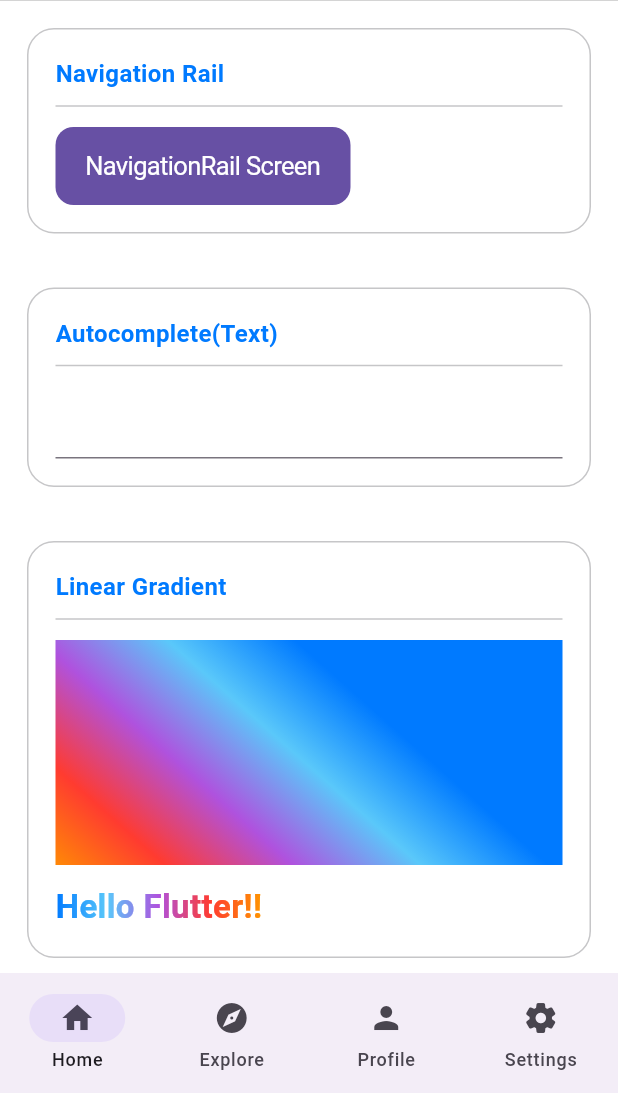
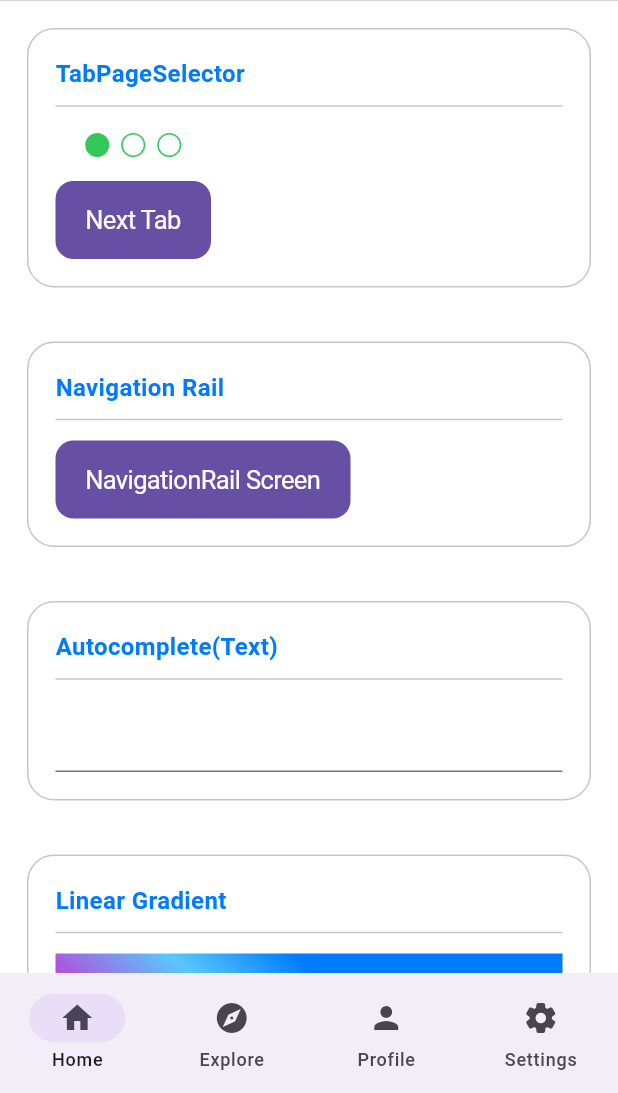
Before and after one commit to darshanpatellr/widget_of_week, a Flutter app: the screen it shows after launch, on a phone screen of 412 x 824 dp, the part 143-1236 px from its top. Run offline on Flutter 3.47's test engine with Material 3 defaults, Android fonts, the phone set to English and light mode, and no system bars; our stand-ins replace fl_chart, flutter_animate, video_player; missing offline and left inert: home_widget.

Commit message:
feat: Add TabPageSelector example
This commit introduces a `TabPageSelector` widget to the home screen to demonstrate its usage.

- Adds a `_tabPageSelector` method to create and display the `TabPageSelector` and a button to cycle through the tabs.
- Implements a `TabController` to manage the state of the selector, ensuring it's properly initialized and disposed.
- Mixes in `TickerProviderStateMixin` to provide the necessary `vsync` for the `TabController`.
- Integrates the new example into the `SliverList` on the `HomeScreen`.

```diff
--- a/lib/main.dart
+++ b/lib/main.dart
@@ -56,16 +56,17 @@ class HomeScreen extends StatefulWidget {
   State<HomeScreen> createState() => _HomeScreenState();
 }
 
-class _HomeScreenState extends State<HomeScreen>
-    with SingleTickerProviderStateMixin {
+class _HomeScreenState extends State<HomeScreen> with TickerProviderStateMixin {
   @override
   void initState() {
+    _controllerTabPage = TabController(length: _numDots, vsync: this);
     _initTweenAnimation();
     super.initState();
   }
 
   @override
   void dispose() {
+    _controllerTabPage.dispose();
     controllerCarousel.dispose();
     _controllerAnimation.dispose();
     super.dispose();
@@ -87,6 +88,7 @@ class _HomeScreenState extends State<HomeScreen>
             CupertinoSliverNavigationBar(largeTitle: Text("Cupertino")),
             SliverList(
               delegate: SliverChildListDelegate([
+                _tabPageSelector(),
                 _navigationRail(),
                 _autocomplete(),
                 _linearGradient(),
@@ -120,6 +122,41 @@ class _HomeScreenState extends State<HomeScreen>
     );
   }
 
+  /// ---------- TabPageSelector ---------- ///
+
+  final int _numDots = 3;
+  late final TabController _controllerTabPage;
+
+  void _incrementTabCounter() {
+    setState(() {
+      (_controllerTabPage.index == _numDots - 1)
+          ? _controllerTabPage.index = 0
+          : _controllerTabPage.index++;
+    });
+  }
+
+  Widget _tabPageSelector() {
+    return ReusableContainer(
+      title: "TabPageSelector",
+      widget: Column(
+        children: [
+          TabPageSelector(
+            controller: _controllerTabPage,
+            indicatorSize: 16,
+            selectedColor: CupertinoColors.activeGreen,
+          ),
+          SizedBox(height: 12),
+          CupertinoButton.filled(
+            child: Text("Next Tab"),
+            onPressed: () {
+              _incrementTabCounter();
+            },
+          ),
+        ],
+      ),
+    );
+  }
+
   /// ---------- Navigation Rail ---------- ///
 
   Widget _navigationRail() {
@@ -135,7 +172,7 @@ class _HomeScreenState extends State<HomeScreen>
             ),
           );
         },
-      )
+      ),
     );
   }
 
--- a/lib/screens/navigation_rail_screen.dart
+++ b/lib/screens/navigation_rail_screen.dart
@@ -33,8 +33,8 @@ class _NavigationRailScreenState extends State<NavigationRailScreen> {
               destinations: <NavigationRailDestination>[
                 NavigationRailDestination(
                   icon: Badge(
-                      label: Text("47"),
-                      child: Icon(CupertinoIcons.home)
+                    label: Text("47"),
+                    child: Icon(CupertinoIcons.home),
                   ),
                   label: Text("Home"),
                 ),
```
